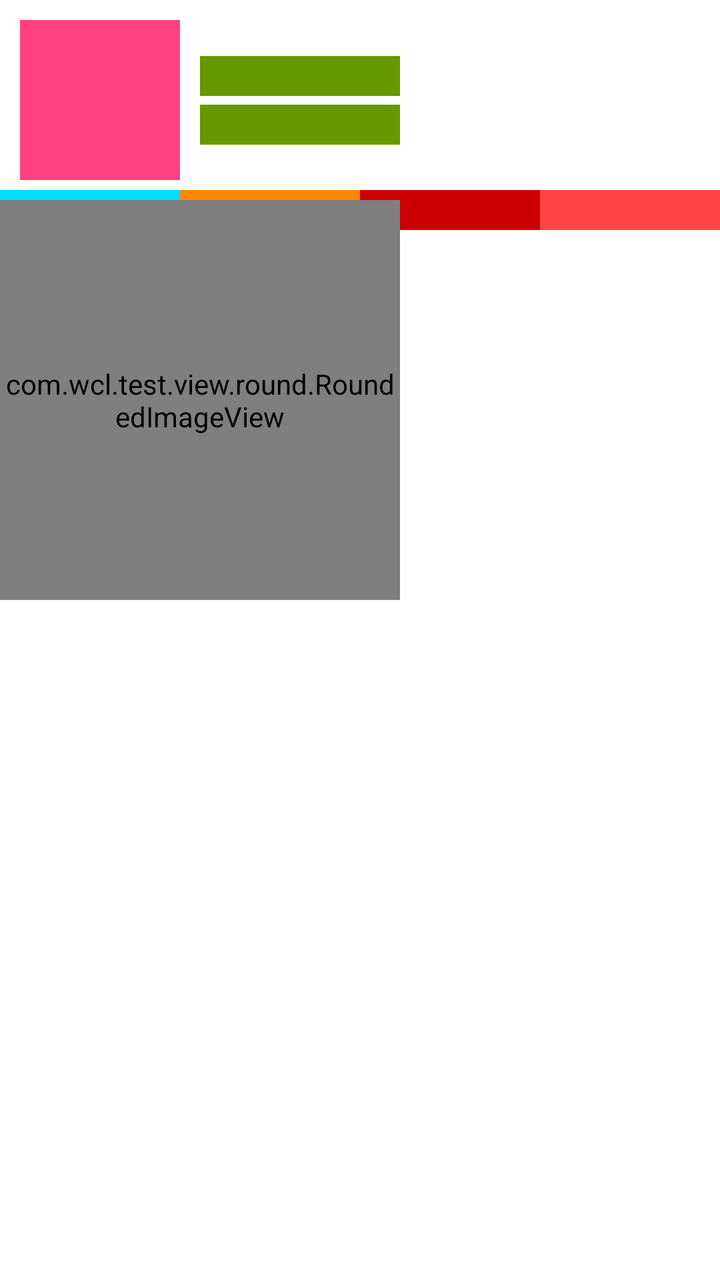
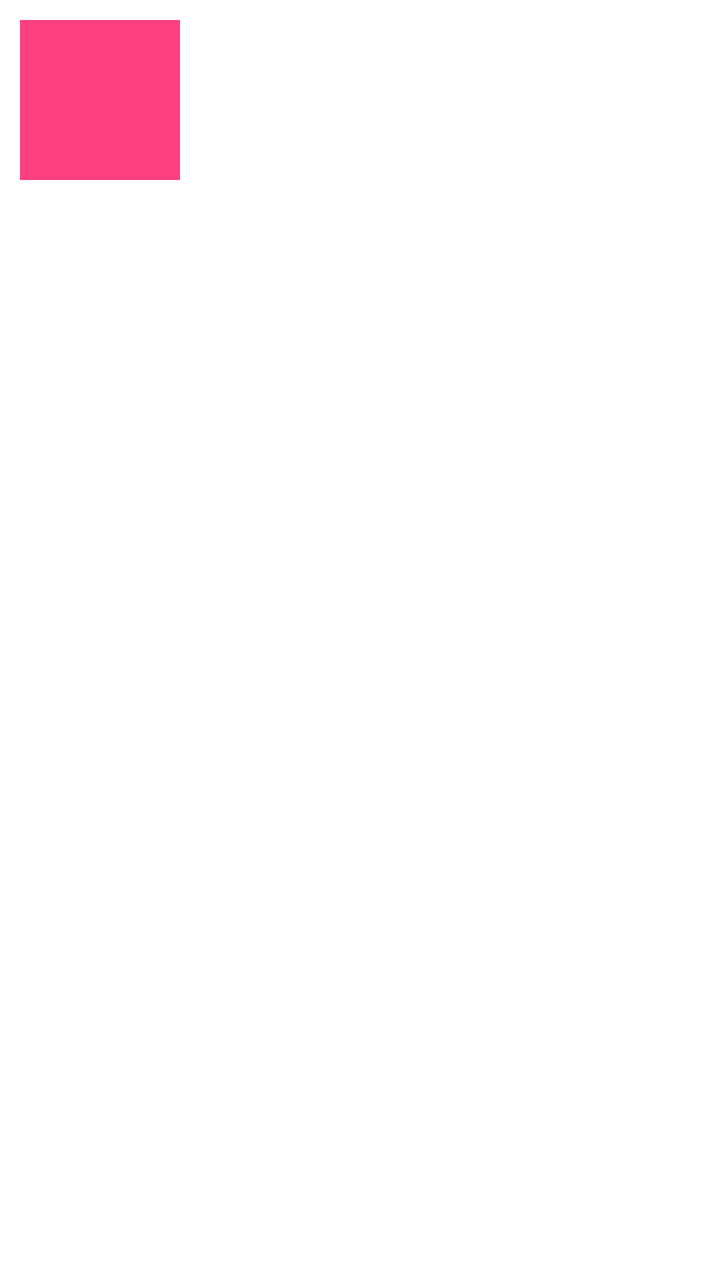

Two renders of the same Android screen: before a commit and after it. Below are the layout's source before the change and the commit's diff.
<!-- AndroidManifest.xml: application theme AppBaseTheme -->
<!-- res/layout/main_first_frag_layout.xml -->
<?xml version="1.0" encoding="utf-8"?>
<androidx.constraintlayout.widget.ConstraintLayout xmlns:android="http://schemas.android.com/apk/res/android"
    xmlns:app="http://schemas.android.com/apk/res-auto"
    xmlns:tools="http://schemas.android.com/tools"
    android:id="@+id/constraintLayout"
    android:layout_width="match_parent"
    android:layout_height="match_parent">

    <View
        android:id="@+id/view_left"
        android:layout_width="80dp"
        android:layout_height="0dp"
        android:layout_marginStart="10dp"
        android:layout_marginTop="10dp"
        android:background="@color/colorAccent"
        app:layout_constraintDimensionRatio="1:1"
        app:layout_constraintLeft_toLeftOf="parent"
        app:layout_constraintTop_toTopOf="parent" />

    <View
        android:id="@+id/view_line"
        android:layout_width="match_parent"
        android:layout_height="1px"
        android:background="@color/holo_purple"
        android:visibility="invisible"
        app:layout_constraintBottom_toBottomOf="@+id/view_left"
        app:layout_constraintTop_toTopOf="@+id/view_left" />

    <TextView
        android:id="@+id/tv_1"
        android:layout_width="100dp"
        android:layout_height="20dp"
        android:layout_marginStart="10dp"
        android:layout_marginBottom="2dp"
        android:background="@color/holo_green_dark"
        android:textColor="@color/white"
        android:textSize="10dp"
        app:layout_constraintBottom_toTopOf="@+id/view_line"
        app:layout_constraintStart_toEndOf="@+id/view_left" />

    <TextView
        android:id="@+id/tv_2"
        android:layout_width="100dp"
        android:layout_height="20dp"
        android:layout_marginStart="10dp"
        android:layout_marginTop="2dp"
        android:background="@color/holo_green_dark"
        android:textColor="@color/white"
        android:textSize="10dp"
        app:layout_constraintStart_toEndOf="@+id/view_left"
        app:layout_constraintTop_toBottomOf="@+id/view_line" />

    <GridLayout
        android:layout_width="match_parent"
        android:layout_height="wrap_content"
        android:layout_marginTop="5dp"
        android:columnCount="4"
        android:orientation="horizontal"
        android:rowCount="6"
        app:layout_constraintTop_toBottomOf="@+id/view_left">

        <TextView
            android:layout_width="0dp"
            android:layout_height="20dp"
            android:layout_columnWeight="1"
            android:background="@android:color/holo_blue_bright" />

        <TextView
            android:layout_width="0dp"
            android:layout_height="20dp"
            android:layout_columnWeight="1"
            android:background="@android:color/holo_orange_dark" />

        <TextView
            android:layout_width="0dp"
            android:layout_height="20dp"
            android:layout_columnWeight="1"
            android:background="@android:color/holo_red_dark"

            />

        <TextView
            android:layout_width="0dp"
            android:layout_height="20dp"
            android:layout_columnWeight="1"
            android:background="@android:color/holo_red_light" />
    </GridLayout>

    <com.wcl.test.view.round.RoundedImageView
        android:id="@+id/image2"
        android:layout_width="200dp"
        android:layout_height="200dp"
        android:layout_marginTop="100dp"
        android:background="#00BFFF"
        android:scaleType="centerCrop"
        app:layout_constraintLeft_toLeftOf="parent"
        app:layout_constraintTop_toTopOf="parent"
        app:riv_aspect_ratio="1.34"
        app:riv_border_width="1px"
        app:riv_border_color="@color/pink_color"
        app:riv_corner_radius="10dp"
        app:riv_oval="false" />

</androidx.constraintlayout.widget.ConstraintLayout>
<!-- resources referenced by this layout -->
<resources>
  <color name="colorAccent">#FF4081</color>
  <color name="holo_green_dark">#ff669900</color>
  <color name="holo_purple">#ffaa66cc</color>
  <color name="pink_color">#ff3a71</color>
  <color name="white">#ffffff</color>
  <style name="AppBaseTheme" parent="Theme.MaterialComponents.DayNight.NoActionBar">
          <item name="android:windowNoTitle">true</item>
          <item name="android:windowContentOverlay">@null</item>
          <item name="android:forceDarkAllowed" tools:targetApi="q">false</item>
          <item name="android:configChanges">fontScale|orientation|keyboardHidden|locale|navigation|screenSize|uiMode|layoutDirection</item>
          <item name="android:screenOrientation">portrait</item>
      </style>
</resources>

<!-- the commit's change to res/layout/main_first_frag_layout.xml (unified diff, before → after) -->
@@ -1,5 +1,5 @@
 <?xml version="1.0" encoding="utf-8"?>
-<androidx.constraintlayout.widget.ConstraintLayout xmlns:android="http://schemas.android.com/apk/res/android"
+<RelativeLayout xmlns:android="http://schemas.android.com/apk/res/android"
     xmlns:app="http://schemas.android.com/apk/res-auto"
     xmlns:tools="http://schemas.android.com/tools"
     android:id="@+id/constraintLayout"
@@ -9,96 +9,23 @@
     <View
         android:id="@+id/view_left"
         android:layout_width="80dp"
-        android:layout_height="0dp"
+        android:layout_height="80dp"
         android:layout_marginStart="10dp"
         android:layout_marginTop="10dp"
-        android:background="@color/colorAccent"
-        app:layout_constraintDimensionRatio="1:1"
-        app:layout_constraintLeft_toLeftOf="parent"
-        app:layout_constraintTop_toTopOf="parent" />
-
-    <View
-        android:id="@+id/view_line"
-        android:layout_width="match_parent"
-        android:layout_height="1px"
-        android:background="@color/holo_purple"
-        android:visibility="invisible"
-        app:layout_constraintBottom_toBottomOf="@+id/view_left"
-        app:layout_constraintTop_toTopOf="@+id/view_left" />
-
-    <TextView
-        android:id="@+id/tv_1"
-        android:layout_width="100dp"
-        android:layout_height="20dp"
-        android:layout_marginStart="10dp"
-        android:layout_marginBottom="2dp"
-        android:background="@color/holo_green_dark"
-        android:textColor="@color/white"
-        android:textSize="10dp"
-        app:layout_constraintBottom_toTopOf="@+id/view_line"
-        app:layout_constraintStart_toEndOf="@+id/view_left" />
-
-    <TextView
-        android:id="@+id/tv_2"
-        android:layout_width="100dp"
-        android:layout_height="20dp"
-        android:layout_marginStart="10dp"
-        android:layout_marginTop="2dp"
-        android:background="@color/holo_green_dark"
-        android:textColor="@color/white"
-        android:textSize="10dp"
-        app:layout_constraintStart_toEndOf="@+id/view_left"
-        app:layout_constraintTop_toBottomOf="@+id/view_line" />
-
-    <GridLayout
-        android:layout_width="match_parent"
-        android:layout_height="wrap_content"
-        android:layout_marginTop="5dp"
-        android:columnCount="4"
-        android:orientation="horizontal"
-        android:rowCount="6"
-        app:layout_constraintTop_toBottomOf="@+id/view_left">
-
-        <TextView
-            android:layout_width="0dp"
-            android:layout_height="20dp"
-            android:layout_columnWeight="1"
-            android:background="@android:color/holo_blue_bright" />
-
-        <TextView
-            android:layout_width="0dp"
-            android:layout_height="20dp"
-            android:layout_columnWeight="1"
-            android:background="@android:color/holo_orange_dark" />
-
-        <TextView
-            android:layout_width="0dp"
-            android:layout_height="20dp"
-            android:layout_columnWeight="1"
-            android:background="@android:color/holo_red_dark"
-
-            />
-
-        <TextView
-            android:layout_width="0dp"
-            android:layout_height="20dp"
-            android:layout_columnWeight="1"
-            android:background="@android:color/holo_red_light" />
-    </GridLayout>
+        android:background="@color/colorAccent" />
 
     <com.wcl.test.view.round.RoundedImageView
         android:id="@+id/image2"
-        android:layout_width="200dp"
-        android:layout_height="200dp"
-        android:layout_marginTop="100dp"
-        android:background="#00BFFF"
+        android:layout_width="match_parent"
+        android:layout_height="0dp"
+        android:layout_marginTop="140dp"
         android:scaleType="centerCrop"
-        app:layout_constraintLeft_toLeftOf="parent"
-        app:layout_constraintTop_toTopOf="parent"
-        app:riv_aspect_ratio="1.34"
-        app:riv_border_width="1px"
-        app:riv_border_color="@color/pink_color"
+        app:riv_aspect_ratio="1.5"
+        app:riv_border_color="@color/test_color_4"
+        app:riv_border_width="3dp"
         app:riv_corner_radius="10dp"
-        app:riv_oval="false" />
+        app:riv_oval="false"
+        app:riv_solid_color="@color/pink_color"
+        tools:layout_height="100dp" />
 
-</androidx.constraintlayout.widget.ConstraintLayout>
+</RelativeLayout>
<!-- resource entries referenced after the edit -->
@@ -1,10 +1,8 @@
 <!-- resources referenced by this layout -->
 <resources>
   <color name="colorAccent">#FF4081</color>
-  <color name="holo_green_dark">#ff669900</color>
-  <color name="holo_purple">#ffaa66cc</color>
   <color name="pink_color">#ff3a71</color>
-  <color name="white">#ffffff</color>
+  <color name="test_color_4">#00FA9A</color>
   <style name="AppBaseTheme" parent="Theme.MaterialComponents.DayNight.NoActionBar">
           <item name="android:windowNoTitle">true</item>
           <item name="android:windowContentOverlay">@null</item>
